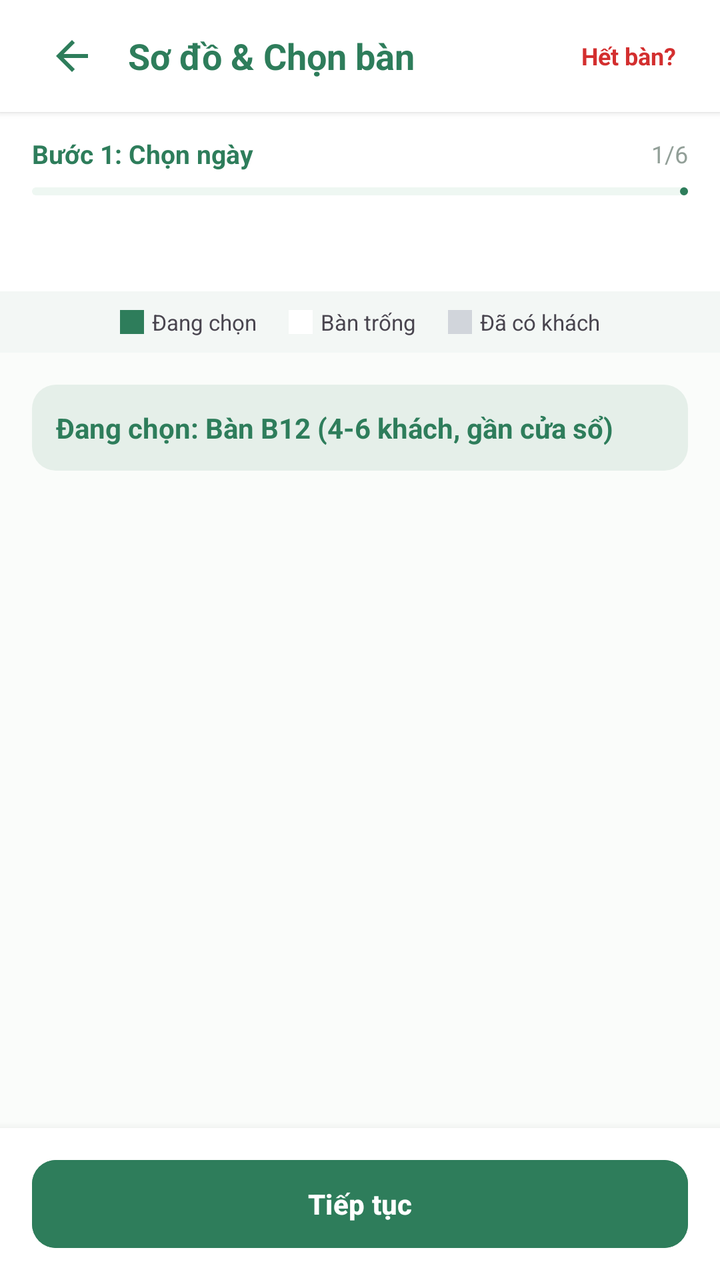
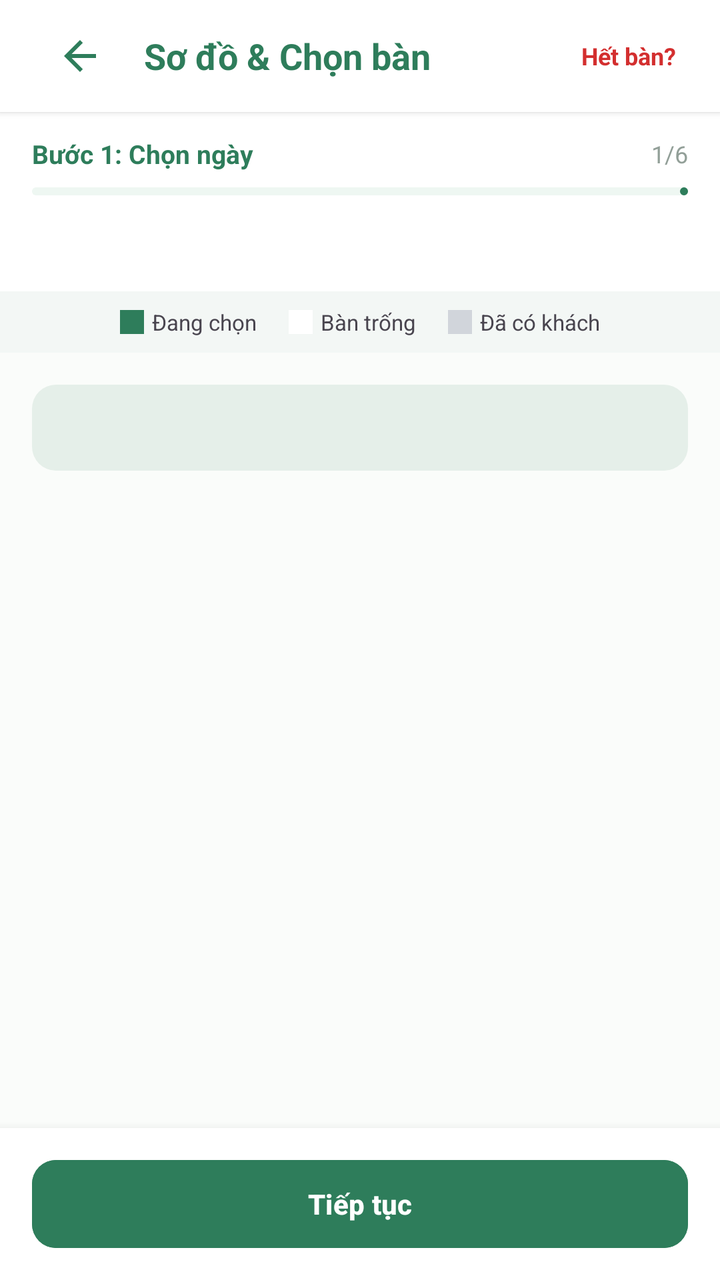

Two renders of the same Android screen: before a commit and after it. Below are the layout's source before the change and the commit's diff.
<!-- AndroidManifest.xml: application theme Theme.VietTable -->
<!-- res/layout/fragment_res_table_layout.xml -->
<?xml version="1.0" encoding="utf-8"?>
<LinearLayout
    xmlns:android="http://schemas.android.com/apk/res/android"
    xmlns:app="http://schemas.android.com/apk/res-auto"
    android:layout_width="match_parent"
    android:layout_height="match_parent"
    android:background="@color/bg_cream"
    android:orientation="vertical">

    
    <LinearLayout
        android:layout_width="match_parent"
        android:layout_height="wrap_content"
        android:minHeight="56dp"
        android:tag="safe_top"
        android:background="@color/surface"
        android:elevation="2dp"
        android:gravity="center_vertical"
        android:orientation="horizontal"
        android:paddingHorizontal="16dp">

        <ImageButton
            android:id="@+id/btnBack"
            android:layout_width="40dp"
            android:layout_height="40dp"
            android:background="?attr/selectableItemBackgroundBorderless"
            android:src="@drawable/ic_back"
            app:tint="@color/primary" />

        <TextView
            android:layout_width="0dp"
            android:layout_height="wrap_content"
            android:layout_marginStart="8dp"
            android:layout_weight="1"
            android:text="Sơ đồ &amp; Chọn bàn"
            android:textColor="@color/primary"
            android:textSize="18sp"
            android:textStyle="bold" />

        <TextView
            android:id="@+id/btnNoTableSuggestion"
            android:layout_width="wrap_content"
            android:layout_height="wrap_content"
            android:padding="6dp"
            android:text="Hết bàn?"
            android:textColor="@color/semantic_error"
            android:textSize="12sp"
            android:textStyle="bold" />
    </LinearLayout>

    <include
        android:id="@+id/wizardProgress"
        layout="@layout/view_wizard_progress" />

    
    <com.google.android.material.tabs.TabLayout
        android:id="@+id/tabLayoutFloors"
        android:layout_width="match_parent"
        android:layout_height="40dp"
        android:background="@color/surface"
        app:tabIndicatorColor="@color/primary"
        app:tabSelectedTextColor="@color/primary"
        app:tabTextColor="@color/text_secondary" />

    
    <LinearLayout
        android:layout_width="match_parent"
        android:layout_height="wrap_content"
        android:background="@color/surface_variant"
        android:gravity="center"
        android:orientation="horizontal"
        android:paddingVertical="8dp">

        <View
            android:layout_width="12dp"
            android:layout_height="12dp"
            android:background="@color/primary" />
        <TextView
            android:layout_width="wrap_content"
            android:layout_height="wrap_content"
            android:layout_marginStart="4dp"
            android:text="Đang chọn"
            android:textSize="11sp" />

        <View
            android:layout_width="12dp"
            android:layout_height="12dp"
            android:layout_marginStart="16dp"
            android:background="@color/white" />
        <TextView
            android:layout_width="wrap_content"
            android:layout_height="wrap_content"
            android:layout_marginStart="4dp"
            android:text="Bàn trống"
            android:textSize="11sp" />

        <View
            android:layout_width="12dp"
            android:layout_height="12dp"
            android:layout_marginStart="16dp"
            android:background="#D1D5DB" />
        <TextView
            android:layout_width="wrap_content"
            android:layout_height="wrap_content"
            android:layout_marginStart="4dp"
            android:text="Đã có khách"
            android:textSize="11sp" />
    </LinearLayout>

    <ScrollView
        android:layout_width="match_parent"
        android:layout_height="0dp"
        android:layout_weight="1"
        android:fillViewport="true">

        <LinearLayout
            android:layout_width="match_parent"
            android:layout_height="wrap_content"
            android:orientation="vertical"
            android:padding="16dp">

            <TextView
                android:id="@+id/tvSelectedTableBanner"
                android:layout_width="match_parent"
                android:layout_height="wrap_content"
                android:background="@drawable/bg_status_badge"
                android:backgroundTint="#E5EFE9"
                android:padding="12dp"
                android:text="Đang chọn: Bàn B12 (4-6 khách, gần cửa sổ)"
                android:textColor="@color/primary"
                android:textSize="14sp"
                android:textStyle="bold" />

            
            <GridLayout
                android:id="@+id/gridTables"
                android:layout_width="match_parent"
                android:layout_height="wrap_content"
                android:layout_marginTop="16dp"
                android:alignmentMode="alignMargins"
                android:columnCount="3"
                android:rowOrderPreserved="false" />

        </LinearLayout>
    </ScrollView>

    
    <LinearLayout
        android:layout_width="match_parent"
        android:layout_height="wrap_content"
        android:minHeight="72dp"
        android:tag="safe_bottom"
        android:background="@color/surface"
        android:elevation="8dp"
        android:gravity="center"
        android:paddingHorizontal="16dp"
        android:paddingVertical="12dp">

        <com.google.android.material.button.MaterialButton
            android:id="@+id/btnContinue"
            style="@style/Widget.VietTable.Button.Primary"
            android:layout_width="match_parent"
            android:layout_height="wrap_content"
            android:text="@string/btn_continue" />
    </LinearLayout>

</LinearLayout>
<!-- res/layout/view_wizard_progress.xml (included above) -->
<?xml version="1.0" encoding="utf-8"?>
<LinearLayout
    xmlns:android="http://schemas.android.com/apk/res/android"
    xmlns:app="http://schemas.android.com/apk/res-auto"
    android:layout_width="match_parent"
    android:layout_height="wrap_content"
    android:background="@color/surface"
    android:orientation="vertical"
    android:paddingHorizontal="16dp"
    android:paddingTop="12dp"
    android:paddingBottom="8dp">

    <LinearLayout
        android:layout_width="match_parent"
        android:layout_height="wrap_content"
        android:gravity="center_vertical"
        android:orientation="horizontal">

        <TextView
            android:id="@+id/tvWizardStepName"
            android:layout_width="0dp"
            android:layout_height="wrap_content"
            android:layout_weight="1"
            android:text="Bước 1: Chọn ngày"
            android:textColor="@color/primary"
            android:textSize="13sp"
            android:textStyle="bold" />

        <TextView
            android:id="@+id/tvWizardStepFraction"
            android:layout_width="wrap_content"
            android:layout_height="wrap_content"
            android:text="1/6"
            android:textColor="@color/text_tertiary"
            android:textSize="12sp" />
    </LinearLayout>

    <com.google.android.material.progressindicator.LinearProgressIndicator
        android:id="@+id/progressWizard"
        android:layout_width="match_parent"
        android:layout_height="4dp"
        android:layout_marginTop="8dp"
        app:indicatorColor="@color/primary"
        app:trackColor="@color/primary_container"
        app:trackCornerRadius="2dp" />

</LinearLayout>
<!-- resources referenced by this layout -->
<resources>
  <color name="bg_cream">#FAFCFA</color>
  <color name="primary">#2E7D5B</color>
  <color name="primary_container">#EEF7F2</color>
  <color name="semantic_error">#D32F2F</color>
  <color name="surface">#FFFFFF</color>
  <color name="surface_variant">#F3F7F5</color>
  <color name="text_secondary">#68766E</color>
  <color name="text_tertiary">#929F98</color>
  <color name="white">#FFFFFFFF</color>
  <string name="btn_continue">Tiếp tục</string>
  <style name="Theme.VietTable" parent="Base.Theme.VietTable" />
  <dimen name="btn_height_primary">52dp</dimen>
  <dimen name="radius_medium">12dp</dimen>
  <style name="Base.Theme.VietTable" parent="Theme.Material3.Light.NoActionBar">
          
          <item name="colorPrimary">@color/primary</item>
          <item name="colorPrimaryDark">@color/primary_dark</item>
          <item name="colorOnPrimary">@color/on_primary</item>
          <item name="colorPrimaryContainer">@color/primary_container</item>
          <item name="colorOnPrimaryContainer">@color/on_primary_container</item>
  
          <item name="colorSecondary">@color/accent_gold</item>
          <item name="colorOnSecondary">@color/white</item>
          <item name="colorSecondaryContainer">@color/accent_gold_container</item>
          <item name="colorOnSecondaryContainer">@color/accent_gold_dark</item>
  
          <item name="android:colorBackground">@color/bg_cream</item>
          <item name="colorSurface">@color/surface</item>
          <item name="colorOnSurface">@color/text_primary</item>
          <item name="colorSurfaceVariant">@color/surface_variant</item>
  
          <item name="colorError">@color/semantic_error</item>
          <item name="colorOnError">@color/white</item>
  
          
          <item name="android:statusBarColor">@android:color/transparent</item>
          <item name="android:windowLightStatusBar">true</item>
          <item name="android:navigationBarColor">@android:color/transparent</item>
          <item name="android:windowLightNavigationBar">true</item>
  
          
          <item name="colorAccent">@color/primary</item>
          <item name="alertDialogTheme">@style/ThemeOverlay.VietTable.Dialog.Alert</item>
          <item name="materialAlertDialogTheme">@style/ThemeOverlay.VietTable.MaterialAlertDialog</item>
          <item name="buttonBarPositiveButtonStyle">@style/Widget.VietTable.Dialog.Button.Positive</item>
          <item name="buttonBarNegativeButtonStyle">@style/Widget.VietTable.Dialog.Button.Negative</item>
          <item name="buttonBarNeutralButtonStyle">@style/Widget.VietTable.Dialog.Button.Neutral</item>
          <item name="materialButtonStyle">@style/Widget.VietTable.Button.Primary</item>
          <item name="materialButtonOutlinedStyle">@style/Widget.VietTable.Button.Outlined</item>
          <item name="borderlessButtonStyle">@style/Widget.VietTable.Button.Text</item>
          <item name="materialCardViewStyle">@style/Widget.VietTable.Card</item>
          <item name="textInputStyle">@style/Widget.VietTable.TextInputLayout</item>
          <item name="toolbarStyle">@style/Widget.VietTable.Toolbar</item>
          <item name="bottomNavigationStyle">@style/Widget.VietTable.BottomNavigationView</item>
      </style>
  <dimen name="text_button">14sp</dimen>
  <color name="primary_dark">#24654A</color>
  <color name="on_primary">#FFFFFF</color>
  <color name="on_primary_container">#1B4E38</color>
  <color name="accent_gold">#CCA862</color>
  <color name="accent_gold_container">#FAF5EB</color>
  <color name="accent_gold_dark">#9E7D33</color>
  <color name="text_primary">#222D27</color>
  <color name="transparent">#00000000</color>
  <dimen name="radius_large">16dp</dimen>
  <dimen name="card_elevation">1.5dp</dimen>
  <color name="divider">#E9EFEB</color>
  <dimen name="card_stroke_width">1dp</dimen>
  <style name="TextAppearance.VietTable.BottomNav.Label" parent="TextAppearance.Material3.LabelSmall">
          <item name="android:textSize">11sp</item>
          <item name="android:textStyle">normal</item>
      </style>
  <!-- unchanged entries left out for length: 18 -->
</resources>

<!-- the commit's change to res/layout/fragment_res_table_layout.xml (unified diff, before → after) -->
@@ -21,8 +21,9 @@
 
         <ImageButton
             android:id="@+id/btnBack"
-            android:layout_width="40dp"
-            android:layout_height="40dp"
+            android:layout_width="48dp"
+            android:layout_height="48dp"
+            android:contentDescription="@string/a11y_back"
             android:background="?attr/selectableItemBackgroundBorderless"
             android:src="@drawable/ic_back"
             app:tint="@color/primary" />
@@ -126,7 +127,7 @@
                 android:background="@drawable/bg_status_badge"
                 android:backgroundTint="#E5EFE9"
                 android:padding="12dp"
-                android:text="Đang chọn: Bàn B12 (4-6 khách, gần cửa sổ)"
+                android:text=""
                 android:textColor="@color/primary"
                 android:textSize="14sp"
                 android:textStyle="bold" />
<!-- resource entries referenced after the edit -->
@@ -9,6 +9,7 @@
   <color name="text_secondary">#68766E</color>
   <color name="text_tertiary">#929F98</color>
   <color name="white">#FFFFFFFF</color>
+  <string name="a11y_back">Quay lại</string>
   <string name="btn_continue">Tiếp tục</string>
   <style name="Theme.VietTable" parent="Base.Theme.VietTable" />
   <dimen name="btn_height_primary">52dp</dimen>
@@ -38,7 +39,6 @@
           <item name="android:statusBarColor">@android:color/transparent</item>
           <item name="android:windowLightStatusBar">true</item>
           <item name="android:navigationBarColor">@android:color/transparent</item>
-          <item name="android:windowLightNavigationBar">true</item>
   
           
           <item name="colorAccent">@color/primary</item>
